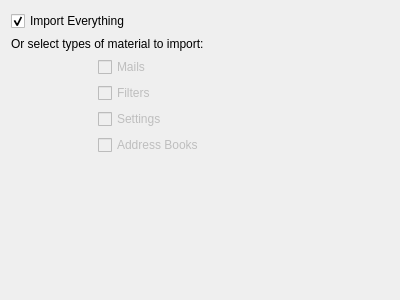
Before: the Qt Designer form importwizard/ui/selectcomponentpage.ui in chusopr/kdepim-ktimetracker-akonadi, drawn with Qt 5.
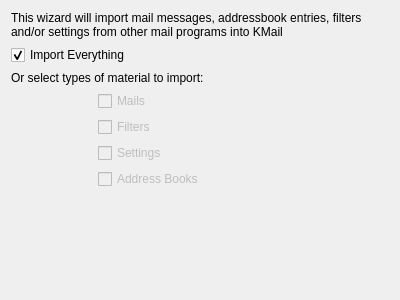
After: the same form once the commit is applied.

Diff of the .ui file:
```diff
--- a/importwizard/ui/selectcomponentpage.ui
+++ b/importwizard/ui/selectcomponentpage.ui
@@ -11,30 +11,7 @@
    </rect>
   </property>
   <layout class="QGridLayout" name="gridLayout">
-   <item row="0" column="0">
-    <widget class="QCheckBox" name="everything">
-     <property name="text">
-      <string>Import Everything</string>
-     </property>
-     <property name="checked">
-      <bool>true</bool>
-     </property>
-    </widget>
-   </item>
    <item row="3" column="0">
-    <spacer name="verticalSpacer">
-     <property name="orientation">
-      <enum>Qt::Vertical</enum>
-     </property>
-     <property name="sizeHint" stdset="0">
-      <size>
-       <width>20</width>
-       <height>40</height>
-      </size>
-     </property>
-    </spacer>
-   </item>
-   <item row="2" column="0">
     <layout class="QHBoxLayout" name="horizontalLayout">
      <item>
       <spacer name="horizontalSpacer">
@@ -95,14 +72,7 @@
      </item>
     </layout>
    </item>
-   <item row="1" column="0">
-    <widget class="QLabel" name="label">
-     <property name="text">
-      <string>Or select types of material to import:</string>
-     </property>
-    </widget>
-   </item>
-   <item row="2" column="1">
+   <item row="3" column="1">
     <spacer name="horizontalSpacer_2">
      <property name="orientation">
       <enum>Qt::Horizontal</enum>
@@ -115,6 +85,46 @@
      </property>
     </spacer>
    </item>
+   <item row="4" column="0">
+    <spacer name="verticalSpacer">
+     <property name="orientation">
+      <enum>Qt::Vertical</enum>
+     </property>
+     <property name="sizeHint" stdset="0">
+      <size>
+       <width>20</width>
+       <height>40</height>
+      </size>
+     </property>
+    </spacer>
+   </item>
+   <item row="0" column="0" colspan="2">
+    <widget class="QLabel" name="label_2">
+     <property name="text">
+      <string>This wizard will import mail messages, addressbook entries, filters and/or settings from other mail programs into KMail</string>
+     </property>
+     <property name="wordWrap">
+      <bool>true</bool>
+     </property>
+    </widget>
+   </item>
+   <item row="2" column="0">
+    <widget class="QLabel" name="label">
+     <property name="text">
+      <string>Or select types of material to import:</string>
+     </property>
+    </widget>
+   </item>
+   <item row="1" column="0">
+    <widget class="QCheckBox" name="everything">
+     <property name="text">
+      <string>Import Everything</string>
+     </property>
+     <property name="checked">
+      <bool>true</bool>
+     </property>
+    </widget>
+   </item>
   </layout>
   <zorder>everything</zorder>
   <zorder>label</zorder>
```
Left out of the diff: 1 changed line with no effect on the pictures.
